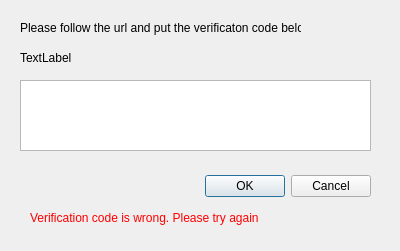
First picture: the form in forms/connection_dialog.ui, repository akhmeade/yanileda, before the edit.
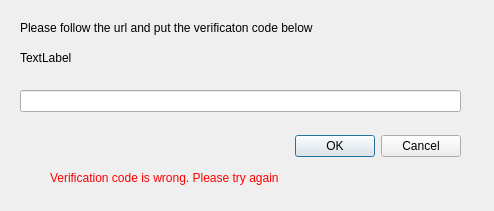
Second picture: the form after the edit.

Commit message: make the window wider and change qplaintext to qlineedit

What changed in the file:
```diff
--- a/forms/connection_dialog.ui
+++ b/forms/connection_dialog.ui
@@ -6,8 +6,8 @@
    <rect>
     <x>0</x>
     <y>0</y>
-    <width>400</width>
-    <height>251</height>
+    <width>494</width>
+    <height>211</height>
    </rect>
   </property>
   <property name="windowTitle">
@@ -16,8 +16,8 @@
   <widget class="QDialogButtonBox" name="buttonBox">
    <property name="geometry">
     <rect>
-     <x>30</x>
-     <y>170</y>
+     <x>120</x>
+     <y>130</y>
      <width>341</width>
      <height>32</height>
     </rect>
@@ -34,7 +34,7 @@
     <rect>
      <x>20</x>
      <y>20</y>
-     <width>281</width>
+     <width>471</width>
      <height>16</height>
     </rect>
    </property>
@@ -47,7 +47,7 @@
     <rect>
      <x>20</x>
      <y>50</y>
-     <width>351</width>
+     <width>461</width>
      <height>16</height>
     </rect>
    </property>
@@ -58,24 +58,14 @@
     <bool>true</bool>
    </property>
   </widget>
-  <widget class="QPlainTextEdit" name="code_box">
-   <property name="geometry">
-    <rect>
-     <x>20</x>
-     <y>80</y>
-     <width>351</width>
-     <height>71</height>
-    </rect>
-   </property>
-  </widget>
   <widget class="QLabel" name="warning">
    <property name="enabled">
     <bool>true</bool>
    </property>
    <property name="geometry">
     <rect>
-     <x>30</x>
-     <y>210</y>
+     <x>50</x>
+     <y>170</y>
      <width>251</width>
      <height>16</height>
     </rect>
@@ -84,6 +74,16 @@
     <string>&lt;html&gt;&lt;head/&gt;&lt;body&gt;&lt;p&gt;&lt;span style=&quot; color:#ff0000;&quot;&gt;Verification code is wrong. Please try again&lt;/span&gt;&lt;/p&gt;&lt;/body&gt;&lt;/html&gt;</string>
    </property>
   </widget>
+  <widget class="QLineEdit" name="code_box">
+   <property name="geometry">
+    <rect>
+     <x>20</x>
+     <y>90</y>
+     <width>441</width>
+     <height>22</height>
+    </rect>
+   </property>
+  </widget>
  </widget>
  <resources/>
  <connections>
```
The commit also changes 1 other file.
